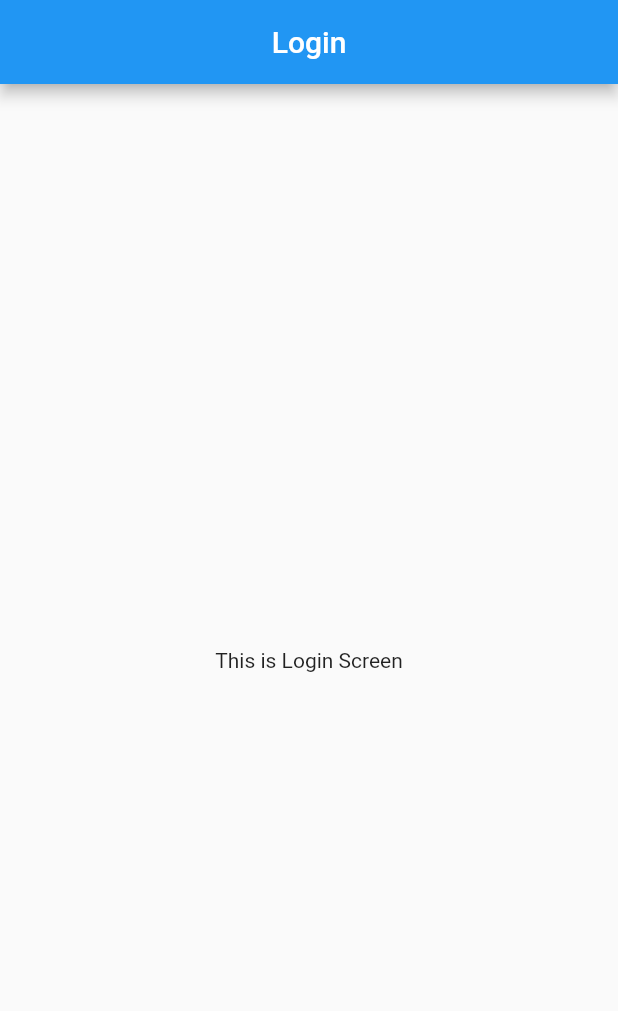
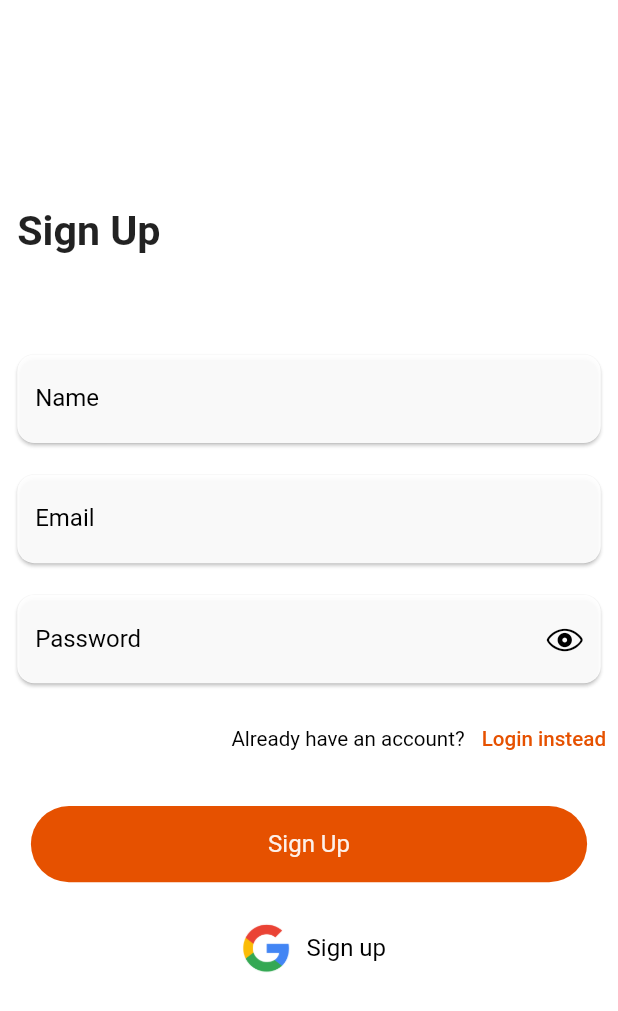
Before and after one commit to Mubashir-Saeed1/al_shams, a Flutter app: the screen it shows after launch, on a phone screen of 412 x 824 dp. Shown: the top 1011 px of the screen. Run offline on Flutter 3.47's test engine with Material 2 defaults, Android fonts, the phone set to English and light mode, and no system bars; our stand-ins replace flutter_screenutil, get.

Commit message:
Login, SignUp and Forgot Password Screens Completed

```diff
--- /dev/null
+++ b/lib/controllers/auth_controller.dart
@@ -0,0 +1,12 @@
+import 'package:flutter/material.dart';
+import 'package:get/get.dart';
+
+class AuthController extends GetxController {
+  RxBool isPasswordVisible = false.obs;
+  TextEditingController signUpEmailController = TextEditingController();
+  TextEditingController signUpNameController = TextEditingController();
+  TextEditingController signUpPasswordController = TextEditingController();
+  TextEditingController signInEmailController = TextEditingController();
+  TextEditingController signInPasswordController = TextEditingController();
+  TextEditingController forgotPasswordController = TextEditingController();
+}
--- a/lib/main.dart
+++ b/lib/main.dart
@@ -1,6 +1,7 @@
+// ignore_for_file: unused_field
 import 'dart:async';
-
-import 'package:al_shams/views/login_screen.dart';
+import 'package:al_shams/controllers/auth_controller.dart';
+import 'package:al_shams/views/signup_screen.dart';
 import 'package:flutter/material.dart';
 import 'package:flutter_screenutil/flutter_screenutil.dart';
 import 'package:get/get.dart';
@@ -10,8 +11,7 @@ void main() {
 }
 
 class MyApp extends StatelessWidget {
-  const MyApp({super.key});
-
+  final _authController = Get.put(AuthController());
   @override
   Widget build(BuildContext context) {
     return ScreenUtilInit(
@@ -36,8 +36,8 @@ class SplashScreen extends StatefulWidget {
 class _SplashScreenState extends State<SplashScreen> {
   void initState() {
     super.initState();
-    Timer.periodic(Duration(seconds: 3), (timer) {
-      Get.offAll(()=>LoginScreen());
+    Future.delayed(Duration(seconds: 3), () {
+      Get.offAll(() => SignUpScreen());
     });
   }
 
--- /dev/null
+++ b/lib/utils/custom_widgets/al_button.dart
@@ -0,0 +1,31 @@
+import 'package:al_shams/utils/custom_widgets/al_colors.dart';
+import 'package:flutter/material.dart';
+import 'package:flutter_screenutil/flutter_screenutil.dart';
+import 'package:get/get.dart';
+
+class AlButton extends StatelessWidget {
+  final Function() onPressed;
+  final String text;
+  AlButton({required this.text, required this.onPressed});
+
+  @override
+  Widget build(BuildContext context) {
+    return GestureDetector(
+      onTap: () {
+        onPressed();
+      },
+      child: Container(
+        alignment: Alignment.center,
+        width: Get.width * 0.9,
+        height: 24.h,
+        decoration: BoxDecoration(
+            color: AlColors.buttonColor,
+            borderRadius: BorderRadius.circular(30.r)),
+        child: Text(
+          text,
+          style: TextStyle(fontSize: 14.sp, color: AlColors.textFieldColor),
+        ),
+      ),
+    );
+  }
+}
--- /dev/null
+++ b/lib/utils/custom_widgets/al_colors.dart
@@ -0,0 +1,9 @@
+import 'package:flutter/material.dart';
+
+class AlColors {
+  static Color scaffoldBackgroundColor = Colors.white.withOpacity(0.9);
+  static Color appBarColor = Colors.transparent;
+  static Color textFieldColor = Colors.white.withOpacity(0.92);
+  static Color textColor = Colors.black;
+  static Color buttonColor = Colors.orange.shade900;
+}
--- /dev/null
+++ b/lib/utils/custom_widgets/al_text_button.dart
@@ -0,0 +1,22 @@
+import 'package:al_shams/utils/custom_widgets/al_colors.dart';
+import 'package:flutter/material.dart';
+import 'package:flutter_screenutil/flutter_screenutil.dart';
+
+class AlTextButton extends StatelessWidget {
+  final Function() onPressed;
+  final String text;
+  AlTextButton({required this.onPressed, required this.text});
+  @override
+  Widget build(BuildContext context) {
+    return TextButton(
+        onPressed: () {
+          onPressed();
+        },
+        style: ButtonStyle(
+            overlayColor: MaterialStatePropertyAll(Colors.transparent)),
+        child: Text(
+          text,
+          style: TextStyle(fontSize: 12.sp, color: AlColors.buttonColor),
+        ));
+  }
+}
--- /dev/null
+++ b/lib/utils/custom_widgets/al_textfield.dart
@@ -0,0 +1,51 @@
+import 'package:al_shams/utils/custom_widgets/al_colors.dart';
+import 'package:flutter/material.dart';
+import 'package:flutter_screenutil/flutter_screenutil.dart';
+
+class AlTextField extends StatelessWidget {
+  final Function validator;
+  final String? hintText;
+  final String? labelText;
+  final TextCapitalization? textCapitalization;
+  final bool isPassword;
+  final TextEditingController controller;
+  final TextInputType? keyboardType;
+  final Widget? suffixIcon;
+  AlTextField(
+      {required this.validator,
+      required this.controller,
+      this.hintText,
+      this.labelText,
+      this.textCapitalization,
+      this.isPassword = false,
+      this.keyboardType,
+      this.suffixIcon});
+  @override
+  Widget build(BuildContext context) {
+    return Padding(
+      padding: EdgeInsets.symmetric(horizontal: 10.w),
+      child: PhysicalModel(
+        borderRadius: BorderRadius.circular(10.r),
+        color: AlColors.textFieldColor,
+        elevation: 1,
+        child: TextFormField(
+          controller: controller,
+          validator: validator(),
+          decoration: InputDecoration(
+              hintText: hintText ?? null,
+              labelText: labelText ?? null,
+              labelStyle: TextStyle(color: AlColors.textColor),
+              suffixIcon: suffixIcon ?? null,
+              suffixIconColor: AlColors.textColor,
+              border: OutlineInputBorder(
+                  borderSide: BorderSide.none,
+                  borderRadius: BorderRadius.circular(10.r))),
+          cursorColor: AlColors.textColor,
+          textCapitalization: textCapitalization ?? TextCapitalization.none,
+          keyboardType: keyboardType ?? TextInputType.text,
+          obscureText: isPassword,
+        ),
+      ),
+    );
+  }
+}
--- /dev/null
+++ b/lib/views/signup_screen.dart
@@ -0,0 +1,111 @@
+import 'package:al_shams/controllers/auth_controller.dart';
+import 'package:al_shams/utils/custom_widgets/al_text_button.dart';
+import 'package:al_shams/utils/custom_widgets/al_textfield.dart';
+import 'package:al_shams/utils/custom_widgets/al_button.dart';
+import 'package:al_shams/utils/custom_widgets/al_colors.dart';
+import 'package:al_shams/views/login_screen.dart';
+import 'package:flutter/cupertino.dart';
+import 'package:flutter/material.dart';
+import 'package:flutter_screenutil/flutter_screenutil.dart';
+import 'package:get/get.dart';
+
+class SignUpScreen extends StatelessWidget {
+  final _authController = Get.find<AuthController>();
+  @override
+  Widget build(BuildContext context) {
+    return Scaffold(
+      appBar: AppBar(
+        automaticallyImplyLeading: false,
+        backgroundColor: AlColors.appBarColor,
+        elevation: 0,
+      ),
+      backgroundColor: AlColors.scaffoldBackgroundColor,
+      body: SingleChildScrollView(
+        child: Column(
+          crossAxisAlignment: CrossAxisAlignment.center,
+          children: [
+            Padding(
+              padding: EdgeInsets.only(left: 10.w, top: Get.height * 0.1),
+              child: Align(
+                alignment: Alignment.topLeft,
+                child: Text('Sign Up',
+                    style: TextStyle(
+                        fontSize: 24.sp, fontWeight: FontWeight.bold)),
+              ),
+            ),
+            SizedBox(
+              height: Get.height * 0.08,
+            ),
+            AlTextField(
+              hintText: 'Enter your name',
+              labelText: 'Name',
+              textCapitalization: TextCapitalization.words,
+              keyboardType: TextInputType.name,
+              controller: _authController.signUpNameController,
+              validator: () {},
+            ),
+            SizedBox(height: 10.h),
+            AlTextField(
+              validator: () {},
+              hintText: 'Enter your email',
+              labelText: 'Email',
+              keyboardType: TextInputType.emailAddress,
+              controller: _authController.signUpEmailController,
+            ),
+            SizedBox(height: 10.h),
+            Obx(() => AlTextField(
+                  validator: () {},
+                  hintText: 'Enter your password',
+                  labelText: 'Password',
+                  isPassword: _authController.isPasswordVisible.value,
+                  suffixIcon: IconButton(
+                      onPressed: () {
+                        _authController.isPasswordVisible.value =
+                            !_authController.isPasswordVisible.value;
+                      },
+                      icon: _authController.isPasswordVisible.value
+                          ? Icon(CupertinoIcons.eye_slash)
+                          : Icon(CupertinoIcons.eye)),
+                  controller: _authController.signUpPasswordController,
+                )),
+            SizedBox(height: 6.h),
+            Row(
+              mainAxisAlignment: MainAxisAlignment.end,
+              children: [
+                Text(
+                  'Already have an account? ',
+                  style: TextStyle(fontSize: 12.sp, color: AlColors.textColor),
+                ),
+                AlTextButton(onPressed: () {
+                  Get.to(() => LoginScreen());
+                }, text: 'Login instead')
+              ],
+            ),
+            SizedBox(height: 10.h),
+            AlButton(text: 'Sign Up', onPressed: () {}),
+            SizedBox(height: 10.h),
+            GestureDetector(
+              onTap: () {},
+              child: Row(
+                mainAxisAlignment: MainAxisAlignment.center,
+                children: [
+                  Image.asset(
+                    'assets/images/google_icon.png',
+                    height: 40.sp,
+                    width: 40.sp,
+                    fit: BoxFit.fill,
+                  ),
+                  Text(
+                    ' Sign up',
+                    style:
+                        TextStyle(color: AlColors.textColor, fontSize: 14.sp),
+                  ),
+                ],
+              ),
+            )
+          ],
+        ),
+      ),
+    );
+  }
+}
```
Also changed, not shown: lib/views/forgot_password_screen.dart (added, +66 -0 lines), lib/views/login_screen.dart (+91 -3 lines), assets/images/google_icon.png (added), lib/utils/custom_widgets/al_assets.dart (added).
